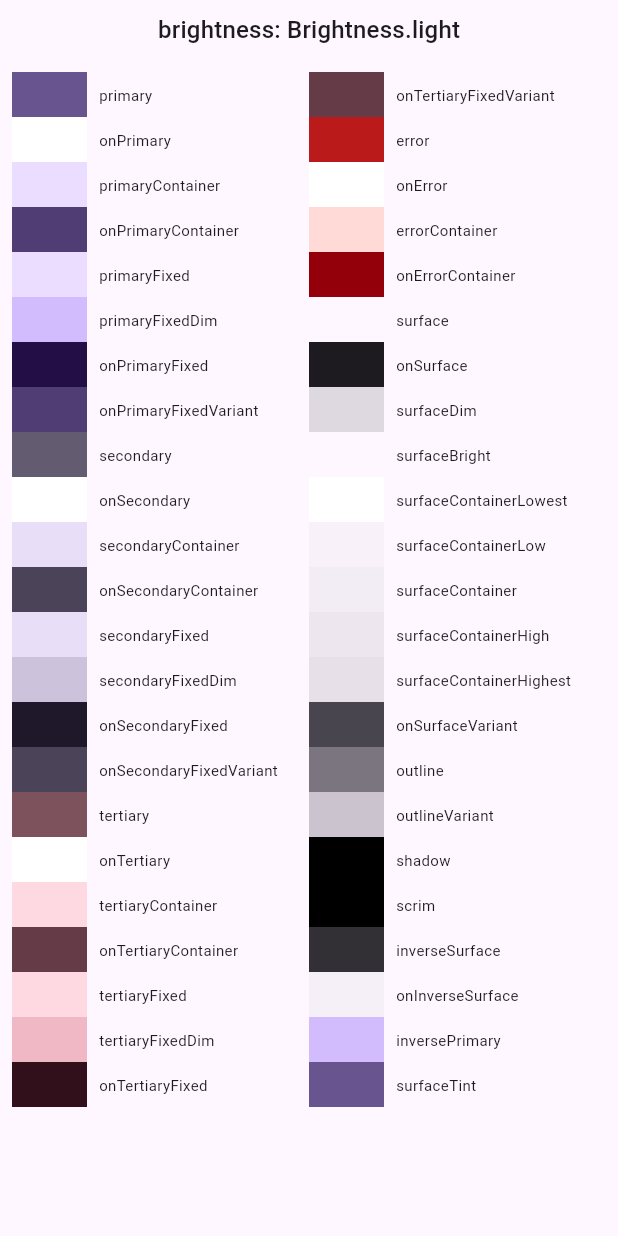
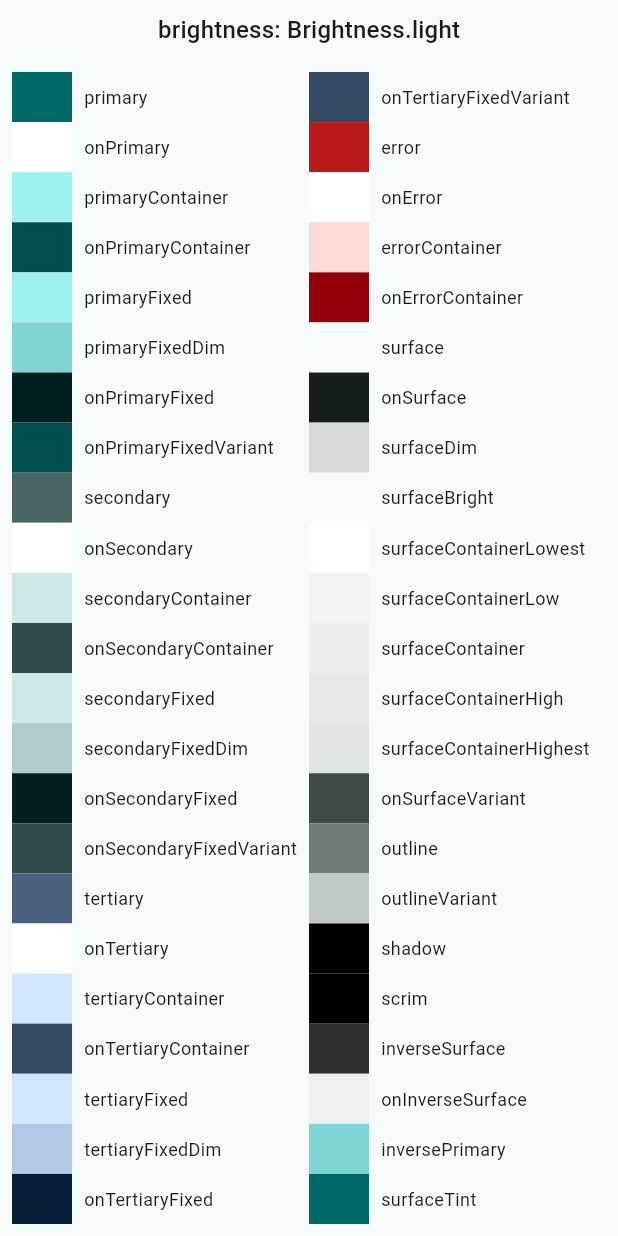
Before and after one commit to FredrikBorgstrom/color_scheme_display, a Flutter app: the screen it shows after launch, on a phone screen of 412 x 824 dp. Run offline on Flutter 3.47's test engine with Material 3 defaults, Android fonts, the phone set to English and light mode, and no system bars.

Commit message:
widget now expands to fill up available screen space

```diff
--- a/example/lib/main.dart
+++ b/example/lib/main.dart
@@ -12,46 +12,20 @@ class MyApp extends StatelessWidget {
   @override
   Widget build(BuildContext context) {
     // TRY THIS: Try changing the colorScheme here to a different colorScheme
-    final colorScheme = ColorScheme.fromSeed(seedColor: Colors.deepPurple);
+    final colorScheme = ColorScheme.fromSeed(seedColor: const Color(0xFF2FB2B2), brightness: Brightness.light, dynamicSchemeVariant: DynamicSchemeVariant.tonalSpot);
     return MaterialApp(
       title: 'Color Scheme Display Demo',
       theme: ThemeData(
-        // This is the theme of your application.
-        //
-        // TRY THIS: Try running your application with "flutter run". You'll see
-        // the application has a purple toolbar. Then, without quitting the app,
-        // try changing the seedColor in the colorScheme below to Colors.green
-        // and then invoke "hot reload" (save your changes or press the "hot
-        // reload" button in a Flutter-supported IDE, or press "r" if you used
-        // the command line to start the app).
-        //
-        // Notice that the counter didn't reset back to zero; the application
-        // state is not lost during the reload. To reset the state, use hot
-        // restart instead.
-        //
-        // This works for code too, not just values: Most code changes can be
-        // tested with just a hot reload.
         colorScheme: colorScheme,
         useMaterial3: true,
       ),
-      home: const MyHomePage(title: 'Color Scheme Display Demo'),
+      home: ColorSchemeDisplay(colorScheme: colorScheme),
     );
   }
 }
 
-class MyHomePage extends StatefulWidget {
-  const MyHomePage({super.key, required this.title});
-
-  // This widget is the home page of your application. It is stateful, meaning
-  // that it has a State object (defined below) that contains fields that affect
-  // how it looks.
-
-  // This class is the configuration for the state. It holds the values (in this
-  // case the title) provided by the parent (in this case the App widget) and
-  // used by the build method of the State. Fields in a Widget subclass are
-  // always marked "final".
-
-  final String title;
+/*class MyHomePage extends StatefulWidget {
+  const MyHomePage({super.key});
 
   @override
   State<MyHomePage> createState() => _MyHomePageState();
@@ -69,11 +43,11 @@ class _MyHomePageState extends State<MyHomePage> {
   @override
   Widget build(BuildContext context) {
     return Scaffold(
-      /*appBar: AppBar(
+      *//*appBar: AppBar(
         backgroundColor: Theme.of(context).colorScheme.inversePrimary,
         title: Text(widget.title),
-      ),*/
+      ),*//*
       body: ColorSchemeDisplay(colorScheme:  Theme.of(context).colorScheme),
     );
   }
-}
+}*/
--- a/lib/color_scheme_display.widget.dart
+++ b/lib/color_scheme_display.widget.dart
@@ -2,8 +2,15 @@ import 'package:flutter/material.dart';
 
 class ColorSchemeDisplay extends StatelessWidget {
   final ColorScheme colorScheme;
+  final Color? backgroundColor;
+  final Color? textColor;
+  final swatchWidth = 40.0;
 
-  const ColorSchemeDisplay({required this.colorScheme, super.key});
+  const ColorSchemeDisplay(
+      {required this.colorScheme,
+      this.backgroundColor,
+      this.textColor,
+      super.key});
 
   @override
   Widget build(BuildContext context) {
@@ -13,25 +20,27 @@ class ColorSchemeDisplay extends StatelessWidget {
 
     final colorEntries = colors.entries.toList();
     final halfLength = (colorEntries.length / 2).ceil();
-    const swatchWidth = 50.0;
-    const swatchHeight = 30.0;
 
     final mediaQuery = MediaQuery.of(context);
 
-    return Container(
+    return Material(
+      child: Container(
         width: mediaQuery.size.width,
         height: mediaQuery.size.height,
         padding: const EdgeInsets.all(8),
-
+        color: backgroundColor ?? colorScheme.surface,
         child: Column(
           children: [
             Row(
               mainAxisAlignment: MainAxisAlignment.center,
               children: [
-            Text('brightness: ${colorScheme.brightness}', style: theme.textTheme.titleMedium),
-          ],),
+                Text('brightness: ${colorScheme.brightness}',
+                    style: theme.textTheme.titleMedium),
+              ],
+            ),
             const SizedBox(height: 16),
-          Row(
+            Expanded(
+              child: Row(
                 children: [
                   Expanded(
                     child: renderColumn(colorEntries.sublist(0, halfLength)),
@@ -41,7 +50,9 @@ class ColorSchemeDisplay extends StatelessWidget {
                   ),
                 ],
               ),
+            ),
           ],
+        ),
       ),
     );
   }
@@ -49,16 +60,23 @@ class ColorSchemeDisplay extends StatelessWidget {
   renderColumn(List<MapEntry<String, Color>> colorEntries) {
     return Column(
       children: colorEntries.map((entry) {
-        return Row(
+        return Expanded(
+          child: Row(
             children: [
               Container(
-              width: 50,
-              height: 30,
+                width: swatchWidth,
                 color: entry.value,
               ),
               const SizedBox(width: 8),
-            Text(entry.key, style: const TextStyle(fontSize: 10)),
+              Expanded(
+                child: Text(entry.key,
+                    style: TextStyle(
+                      fontSize: 12,
+                      color: textColor ?? colorScheme.onSurface,
+                    )),
+              ),
             ],
+          ),
         );
       }).toList(),
     );
```
Also changed, not shown: 1 other file. Lines whose indentation alone changed are shown as unchanged.
